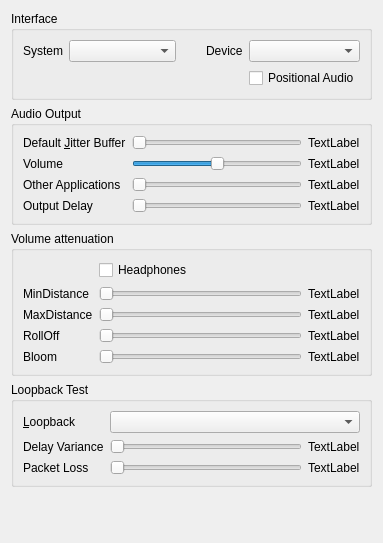
The window that src/mumble/AudioOutput.ui (mumble-voip/mumble) describes before a commit, drawn with Qt 5.
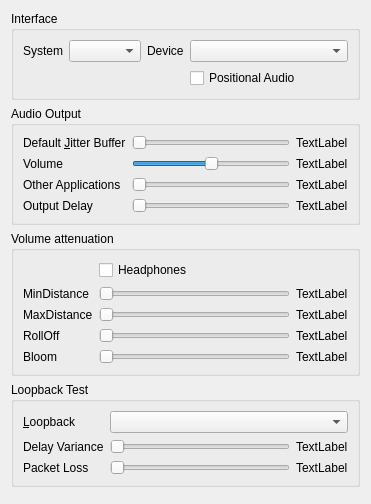
The same window after the commit.

Commit message: Add elide mode for the audio devices, and store configdialog geometry.

The edit to the form file:
```diff
--- a/src/mumble/AudioOutput.ui
+++ b/src/mumble/AudioOutput.ui
@@ -5,8 +5,8 @@
    <rect>
     <x>0</x>
     <y>0</y>
-    <width>383</width>
-    <height>543</height>
+    <width>321</width>
+    <height>504</height>
    </rect>
   </property>
   <property name="windowTitle" >
@@ -32,7 +32,7 @@
       <item row="0" column="1" >
        <widget class="QComboBox" name="qcbSystem" >
         <property name="sizePolicy" >
-         <sizepolicy vsizetype="Fixed" hsizetype="Expanding" >
+         <sizepolicy vsizetype="Fixed" hsizetype="MinimumExpanding" >
           <horstretch>0</horstretch>
           <verstretch>0</verstretch>
          </sizepolicy>
@@ -74,8 +74,8 @@
       <item row="0" column="4" >
        <widget class="QComboBox" name="qcbDevice" >
         <property name="sizePolicy" >
-         <sizepolicy vsizetype="Fixed" hsizetype="Expanding" >
-          <horstretch>0</horstretch>
+         <sizepolicy vsizetype="Fixed" hsizetype="MinimumExpanding" >
+          <horstretch>1</horstretch>
           <verstretch>0</verstretch>
          </sizepolicy>
         </property>
@@ -85,6 +85,12 @@
         <property name="whatsThis" >
          <string>&lt;b>This is the output method to use for audio.&lt;/b>&lt;br />Most likely you want to use DirectSound.</string>
         </property>
+        <property name="sizeAdjustPolicy" >
+         <enum>QComboBox::AdjustToMinimumContentsLength</enum>
+        </property>
+        <property name="minimumContentsLength" >
+         <number>16</number>
+        </property>
        </widget>
       </item>
       <item row="1" column="4" >
```
Left out of the diff: 46 changed lines with no effect on the pictures. The commit also changes 6 other files.
